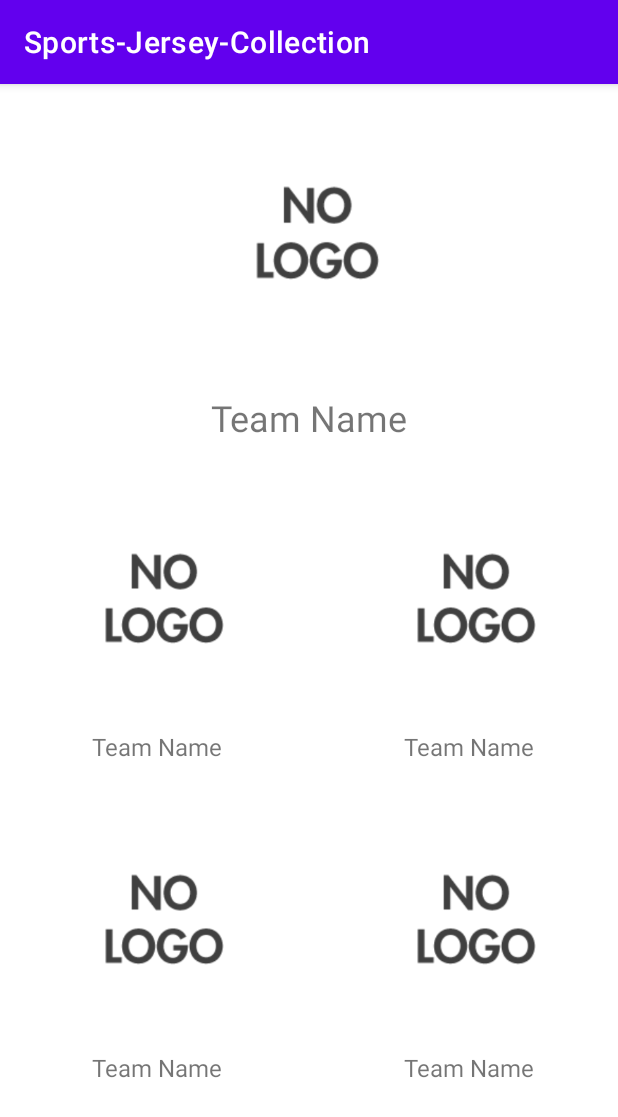
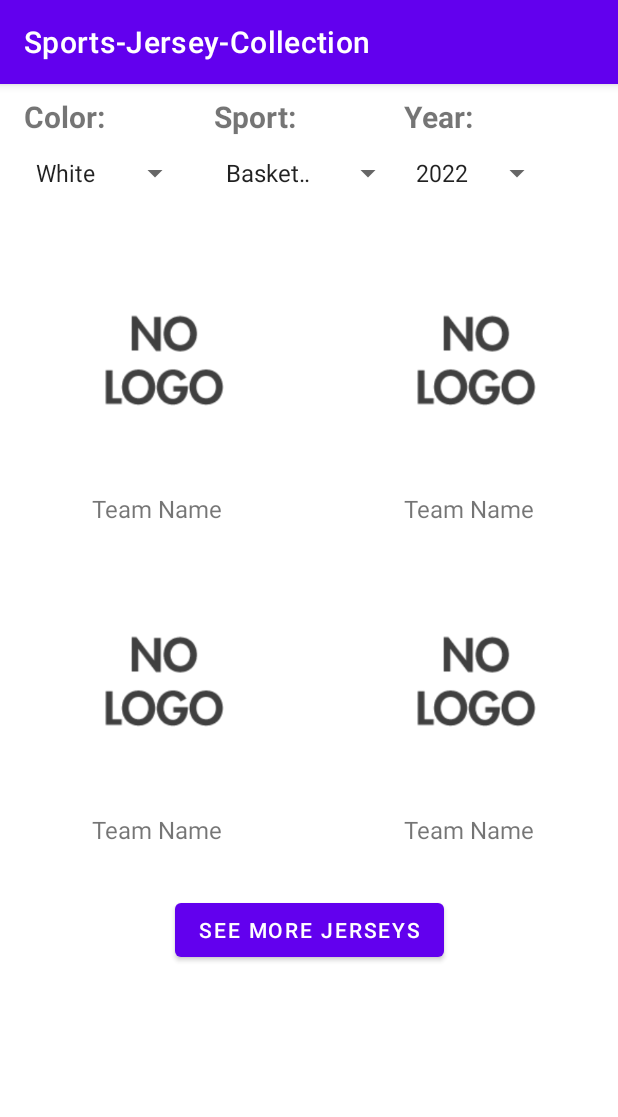
Before and after one commit to DiegoRojo99/Sports-Jersey-Collection, an Android app: the screen it shows after launch (TeamActivity before the commit, JerseyActivity after it), after a tap on "TEAM NAME", on a phone screen of 412 x 824 dp. Shown: the top 1117 px of the screen. Run offline under Robolectric (Android 15) with nearby library versions, the phone set to English and light mode, and no system bars.

Commit message:
Jersey page has some filters

```diff
--- a/app/src/main/AndroidManifest.xml
+++ b/app/src/main/AndroidManifest.xml
@@ -4,11 +4,15 @@
 
     <application
         android:allowBackup="true"
+        android:fullBackupOnly="true"
         android:icon="@mipmap/ic_launcher"
         android:label="@string/app_name"
         android:roundIcon="@mipmap/ic_launcher_round"
         android:supportsRtl="true"
         android:theme="@style/Theme.SportsJerseyCollection">
+        <activity
+            android:name=".JerseyActivity"
+            android:exported="true" />
         <activity
             android:name=".TeamActivity"
             android:exported="true" />
--- /dev/null
+++ b/app/src/main/java/com/youngdred/sports_jersey_collection/JerseyActivity.java
@@ -0,0 +1,47 @@
+package com.youngdred.sports_jersey_collection;
+
+import androidx.appcompat.app.AppCompatActivity;
+
+import android.os.Bundle;
+import android.view.View;
+import android.widget.ArrayAdapter;
+import android.widget.Spinner;
+import android.widget.TextView;
+
+import com.youngdred.sports_jersey_collection.items.Team;
+
+public class JerseyActivity extends AppCompatActivity {
+
+    @Override
+    protected void onCreate(Bundle savedInstanceState) {
+        super.onCreate(savedInstanceState);
+        setContentView(R.layout.activity_jersey);
+
+        View colorsView=findViewById(R.id.include_colors_filter);
+        Spinner colorsSpinner=colorsView.findViewById(R.id.spinner_filter);
+        ArrayAdapter<CharSequence> colorAdapter = ArrayAdapter.createFromResource(this,
+                R.array.colors_array, android.R.layout.simple_spinner_item);
+        colorAdapter.setDropDownViewResource(android.R.layout.simple_spinner_dropdown_item);
+        colorsSpinner.setAdapter(colorAdapter);
+        TextView colorsTV=colorsView.findViewById(R.id.tv_filter_label);
+        colorsTV.setText(R.string.color);
+
+        View sportsView=findViewById(R.id.include_sports_filter);
+        Spinner sportsSpinner=sportsView.findViewById(R.id.spinner_filter);
+        ArrayAdapter<CharSequence> sportsAdapter = ArrayAdapter.createFromResource(this,
+                R.array.sports_array, android.R.layout.simple_spinner_item);
+        sportsAdapter.setDropDownViewResource(android.R.layout.simple_spinner_dropdown_item);
+        sportsSpinner.setAdapter(sportsAdapter);
+        TextView sportsTV=sportsView.findViewById(R.id.tv_filter_label);
+        sportsTV.setText(R.string.sport);
+
+        View yearsView=findViewById(R.id.include_years_filter);
+        Spinner yearsSpinner=yearsView.findViewById(R.id.spinner_filter);
+        ArrayAdapter<CharSequence> yearsAdapter = ArrayAdapter.createFromResource(this,
+                R.array.years_array, android.R.layout.simple_spinner_item);
+        yearsAdapter.setDropDownViewResource(android.R.layout.simple_spinner_dropdown_item);
+        yearsSpinner.setAdapter(yearsAdapter);
+        TextView yearsTV=yearsView.findViewById(R.id.tv_filter_label);
+        yearsTV.setText(R.string.year);
+    }
+}
--- a/app/src/main/java/com/youngdred/sports_jersey_collection/LoginActivity.java
+++ b/app/src/main/java/com/youngdred/sports_jersey_collection/LoginActivity.java
@@ -13,11 +13,12 @@ public class LoginActivity extends AppCompatActivity {
         super.onCreate(savedInstanceState);
         setContentView(R.layout.activity_login);
 
-        Button nbaButton=(Button) findViewById(R.id.home_nba_btn);
+        Button nbaButton=findViewById(R.id.home_nba_btn);
         nbaButton.setOnClickListener(view -> goToNBA());
 
-        Button teamButton=(Button) findViewById(R.id.home_team_btn);
+        Button teamButton=findViewById(R.id.home_team_btn);
         teamButton.setOnClickListener(view -> goToTeam());
+
     }
 
     void goToNBA(){
@@ -25,7 +26,7 @@ public class LoginActivity extends AppCompatActivity {
         startActivity(NBAintent);
     }
     void goToTeam(){
-        Intent teamIntent=new Intent(LoginActivity.this, TeamActivity.class);
+        Intent teamIntent=new Intent(LoginActivity.this, JerseyActivity.class);
         startActivity(teamIntent);
     }
 }
--- /dev/null
+++ b/app/src/main/res/layout/activity_jersey.xml
@@ -0,0 +1,116 @@
+<?xml version="1.0" encoding="utf-8"?>
+<androidx.constraintlayout.widget.ConstraintLayout
+    xmlns:android="http://schemas.android.com/apk/res/android"
+    xmlns:app="http://schemas.android.com/apk/res-auto"
+    xmlns:tools="http://schemas.android.com/tools"
+    android:layout_width="match_parent"
+    android:layout_height="match_parent"
+    tools:context=".JerseyActivity">
+
+
+    <LinearLayout
+        android:baselineAligned="false"
+        android:orientation="horizontal"
+        android:id="@+id/ll_filters_jersey"
+        android:layout_width="match_parent"
+        android:layout_height="80dp"
+        android:paddingStart="16dp"
+        android:paddingEnd="16dp"
+        android:paddingTop="8dp"
+        app:layout_constraintTop_toTopOf="parent"
+        app:layout_constraintStart_toStartOf="parent">
+
+        <include
+            android:id="@+id/include_colors_filter"
+            layout="@layout/filter_item"
+            android:layout_weight="1"
+            android:layout_height="wrap_content"
+            android:layout_width="match_parent" />
+
+        <include
+            android:id="@+id/include_sports_filter"
+            layout="@layout/filter_item"
+            android:layout_weight="1"
+            android:layout_height="wrap_content"
+            android:layout_width="match_parent" />
+
+        <include
+            android:id="@+id/include_years_filter"
+            layout="@layout/filter_item"
+            android:layout_weight="1"
+            android:layout_height="wrap_content"
+            android:layout_width="match_parent" />
+
+
+    </LinearLayout>
+
+
+    <ScrollView
+        android:id="@+id/scrollView_team_page"
+        android:layout_width="0dp"
+        android:layout_height="wrap_content"
+        android:layout_marginTop="16dp"
+        android:labelFor="@id/iv_nba_logo"
+        app:layout_constraintEnd_toEndOf="parent"
+        app:layout_constraintStart_toStartOf="parent"
+        app:layout_constraintTop_toBottomOf="@+id/ll_filters_jersey"
+        tools:ignore="SpeakableTextPresentCheck">
+
+        <androidx.gridlayout.widget.GridLayout
+            android:layout_width="match_parent"
+            android:layout_height="wrap_content"
+            app:columnCount="2"
+            android:layout_columnWeight="1">
+
+            <include
+                android:id="@+id/include_first_jersey"
+                layout="@layout/shirt_info"
+                android:layout_marginStart="16dp"
+                android:layout_marginEnd="16dp"
+                android:layout_marginBottom="16dp"
+                android:layout_width="wrap_content"
+                android:layout_height="wrap_content" />
+
+
+            <include
+                android:id="@+id/include_second_jersey"
+                layout="@layout/shirt_info"
+                android:layout_marginStart="16dp"
+                android:layout_marginEnd="16dp"
+                android:layout_width="wrap_content"
+                android:layout_height="wrap_content" />
+
+
+            <include
+                android:id="@+id/include_third_jersey"
+                layout="@layout/shirt_info"
+                android:layout_marginStart="16dp"
+                android:layout_marginEnd="16dp"
+                android:layout_width="wrap_content"
+                android:layout_height="wrap_content" />
+
+
+            <include
+                android:id="@+id/include_fourth_jersey"
+                layout="@layout/shirt_info"
+                android:layout_marginStart="16dp"
+                android:layout_marginEnd="16dp"
+                android:layout_width="wrap_content"
+                android:layout_height="wrap_content" />
+
+
+        </androidx.gridlayout.widget.GridLayout>
+    </ScrollView>
+
+    <Button
+        android:id="@+id/button"
+        android:layout_width="wrap_content"
+        android:layout_height="wrap_content"
+        android:text="@string/see_more_jerseys"
+        android:layout_marginTop="32dp"
+        app:layout_constraintEnd_toEndOf="@+id/scrollView_team_page"
+        app:layout_constraintStart_toStartOf="parent"
+        app:layout_constraintTop_toBottomOf="@+id/scrollView_team_page" />
+
+
+</androidx.constraintlayout.widget.ConstraintLayout>
--- /dev/null
+++ b/app/src/main/res/layout/filter_item.xml
@@ -0,0 +1,25 @@
+<?xml version="1.0" encoding="utf-8"?>
+<androidx.constraintlayout.widget.ConstraintLayout xmlns:android="http://schemas.android.com/apk/res/android"
+    xmlns:app="http://schemas.android.com/apk/res-auto"
+    android:layout_width="match_parent"
+    android:layout_height="match_parent">
+
+    <TextView
+        android:id="@+id/tv_filter_label"
+        android:layout_width="wrap_content"
+        android:layout_height="wrap_content"
+        android:labelFor="@id/spinner_filter"
+        android:text="@string/filter"
+        android:textSize="20sp"
+        android:textStyle="bold"
+        app:layout_constraintStart_toStartOf="parent"
+        app:layout_constraintTop_toTopOf="parent" />
+
+    <Spinner
+        android:id="@+id/spinner_filter"
+        android:layout_width="wrap_content"
+        android:layout_height="48dp"
+        app:layout_constraintStart_toStartOf="@id/tv_filter_label"
+        app:layout_constraintTop_toBottomOf="@id/tv_filter_label" />
+
+</androidx.constraintlayout.widget.ConstraintLayout>
--- a/app/src/main/res/values/strings.xml
+++ b/app/src/main/res/values/strings.xml
@@ -21,5 +21,34 @@
     <string name="nba_logo">NBA Logo</string>
     <string name="team_logo">Team Logo</string>
 
+    <string name="filter">Filter:</string>
+    <string name="color">Color:</string>
+    <string name="sport">Sport:</string>
+    <string name="year">Year:</string>
+    <string name="see_more_jerseys">See more jerseys</string>
+
+    <string-array name="colors_array">
+        <item>White</item>
+        <item>Black</item>
+        <item>Red</item>
+        <item>Green</item>
+        <item>Navy</item>
+        <item>Grey</item>
+        <item>Yellow</item>
+        <item>Blue</item>
+    </string-array>
+    <string-array name="sports_array">
+        <item>Basketball</item>
+        <item>Soccer</item>
+    </string-array>
+    <string-array name="years_array">
+        <item>2022</item>
+        <item>2021</item>
+        <item>2020</item>
+        <item>2019</item>
+        <item>2018</item>
+        <item>2017</item>
+    </string-array>
+
 
 </resources>
```
